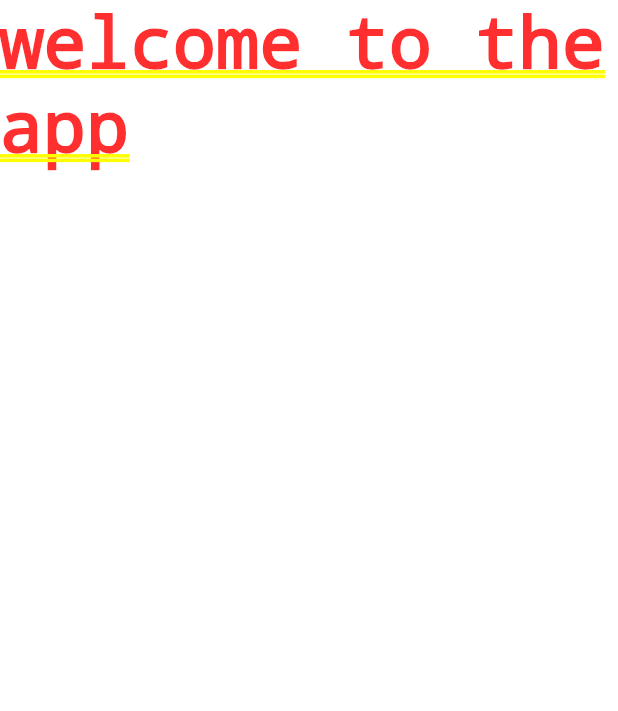
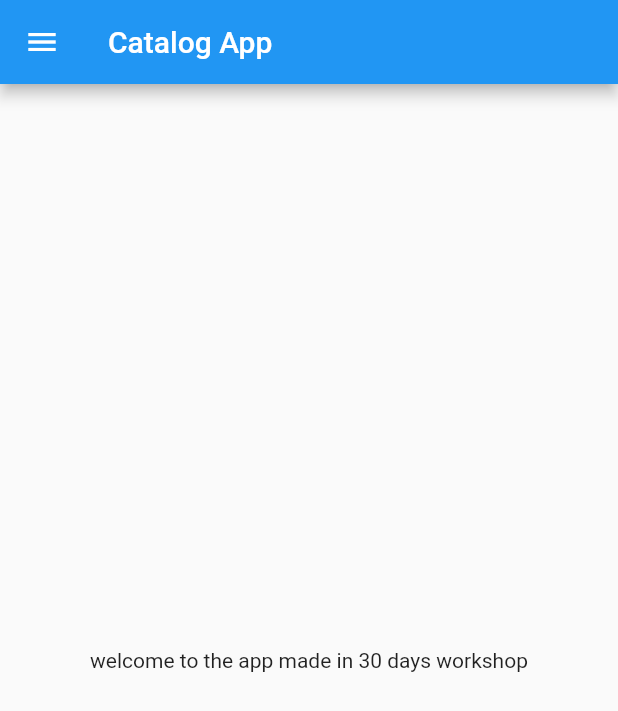
Before and after one commit to parthpawa1806/ecommerce-catalog-app-, a Flutter app: the screen it shows after launch, on a phone screen of 412 x 824 dp. Shown: the top 711 px of the screen. Run offline on Flutter 3.47's test engine with Material 2 defaults, Android fonts, the phone set to English and light mode, and no system bars.

Commit message:
day 2 completed

```diff
--- /dev/null
+++ b/lib/home_page.dart
@@ -0,0 +1,19 @@
+import 'package:flutter/material.dart';
+
+class homepage extends StatelessWidget {
+  final int days = 30;
+  @override
+  Widget build(BuildContext context) {
+    return Scaffold(
+      appBar:AppBar(
+        title: Text("Catalog App"),
+      ) ,
+        body: Center(
+      child: Container(
+        child: Text("welcome to the app made in $days days workshop"),
+      ),
+    ),
+    drawer: Drawer(),
+    );
+  }
+}
--- a/lib/main.dart
+++ b/lib/main.dart
@@ -1,18 +1,17 @@
 import 'package:flutter/material.dart';
+import 'package:flutter_application_1/home_page.dart';
 
 void main() {
   runApp(MyApp());
 }
 
 class MyApp extends StatelessWidget {
-  const MyApp({super.key});
+  int days = 30;
 
   @override
   Widget build(BuildContext context) {
     return MaterialApp(
-      home: Container(
-        child: Text("welcome to the app"),
-      ),
+        home:homepage(),
     );
   }
 }
```
Also changed, not shown: 1 other file.
